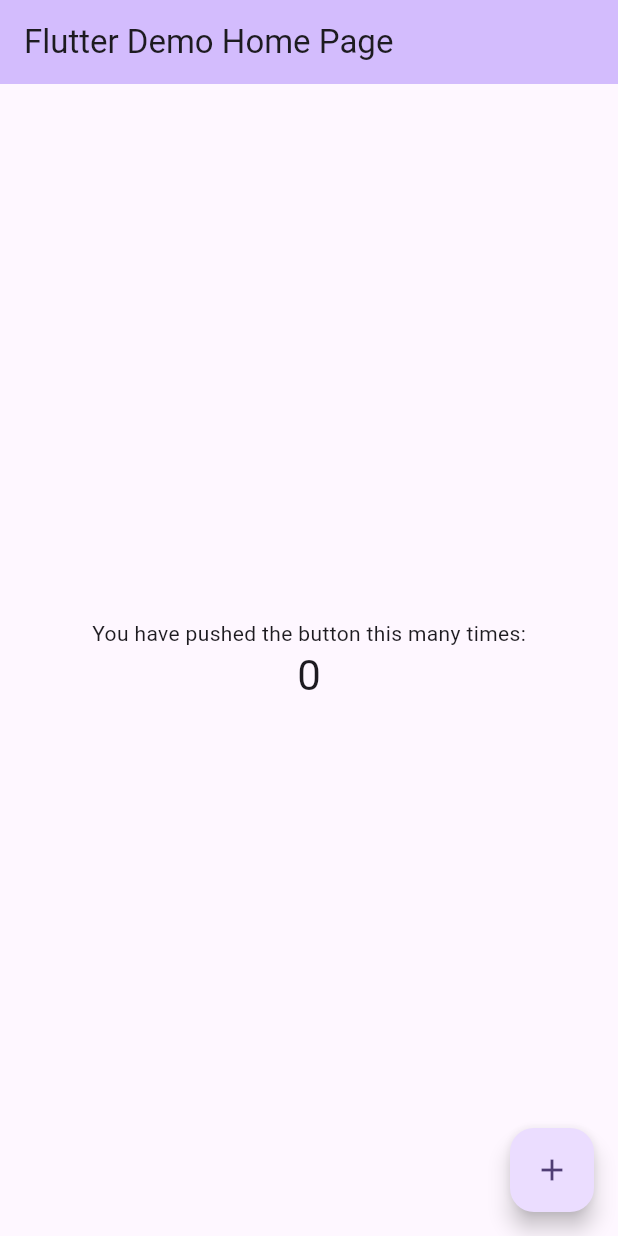
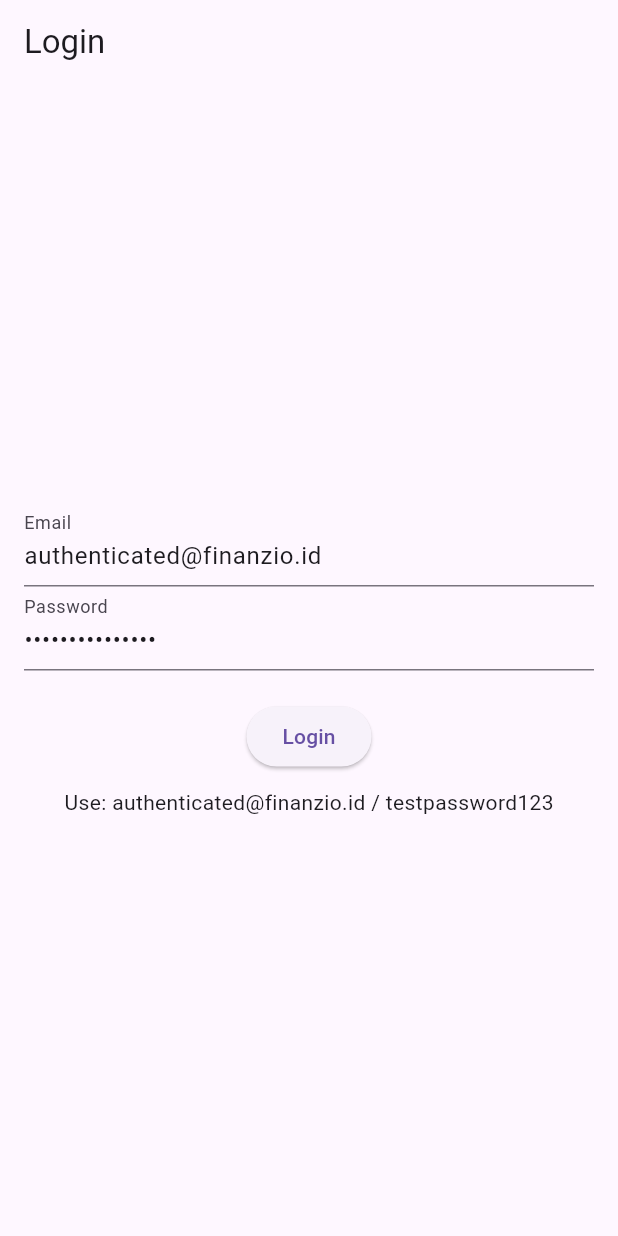
Before and after one commit to Rendy752/finanzio-frontend, a Flutter app: the screen it shows after launch, on a phone screen of 412 x 824 dp. Run offline on Flutter 3.47's test engine with Material 3 defaults, Android fonts, the light colour scheme and no system bars; our stand-ins replace dio, flutter_riverpod, freezed_annotation, shared_preferences.

Commit message:
feat: Implement authentication flow with Riverpod and Dio
- Added AuthNotifier and authProvider for managing authentication state.
- Created AuthRepository to handle login, logout, and token management using Dio.
- Integrated shared_preferences for storing JWT tokens.
- Developed TokenResponse model using Freezed for JSON serialization.
- Implemented login and logout screens with user input handling.
- Added HomeScreen to display after successful login.
- Updated pubspec.yaml and pubspec.lock for new dependencies.
- Registered SharedPreferencesPlugin in macOS Flutter project.

```diff
--- /dev/null
+++ b/lib/application/providers/auth_provider.dart
@@ -0,0 +1,52 @@
+import 'package:finanzio/data/repositories/auth_repository.dart';
+import 'package:flutter_riverpod/flutter_riverpod.dart';
+
+// Enum untuk status otentikasi
+enum AuthStatus { unknown, authenticated, unauthenticated }
+
+// State Notifier
+class AuthNotifier extends StateNotifier<AuthStatus> {
+  final AuthRepository _repository;
+
+  AuthNotifier(this._repository) : super(AuthStatus.unknown) {
+    _checkInitialAuth();
+  }
+
+  // Cek token saat aplikasi dimuat
+  Future<void> _checkInitialAuth() async {
+    final isAuthenticated = await _repository.isAuthenticated();
+    state = isAuthenticated
+        ? AuthStatus.authenticated
+        : AuthStatus.unauthenticated;
+  }
+
+  Future<void> login(String email, String password) async {
+    try {
+      await _repository.login(email, password);
+      state = AuthStatus.authenticated;
+    } catch (e) {
+      state = AuthStatus.unauthenticated;
+      rethrow;
+    }
+  }
+
+  Future<void> logout() async {
+    await _repository.logout();
+    state = AuthStatus.unauthenticated;
+  }
+}
+
+// State Provider
+final authProvider = StateNotifierProvider<AuthNotifier, AuthStatus>((ref) {
+  return AuthNotifier(ref.watch(authRepositoryProvider));
+});
+
+// Future Provider untuk cek status awal
+final authStatusProvider = FutureProvider<AuthStatus>((ref) async {
+  final isAuthenticated = await ref
+      .read(authRepositoryProvider)
+      .isAuthenticated();
+  return isAuthenticated
+      ? AuthStatus.authenticated
+      : AuthStatus.unauthenticated;
+});
--- a/lib/main.dart
+++ b/lib/main.dart
@@ -1,122 +1,45 @@
 import 'package:flutter/material.dart';
+import 'package:flutter_riverpod/flutter_riverpod.dart';
+import 'package:finanzio/application/providers/auth_provider.dart';
+import 'package:finanzio/presentation/screens/login_screen.dart';
+import 'package:finanzio/presentation/screens/home_screen.dart';
+import 'package:shared_preferences/shared_preferences.dart';
 
-void main() {
-  runApp(const MyApp());
+// Inisialisasi Riverpod's ProviderContainer di level root
+late SharedPreferences sharedPreferences;
+
+void main() async {
+  WidgetsFlutterBinding.ensureInitialized();
+  // Diperlukan untuk inisialisasi SharedPreferences
+  sharedPreferences = await SharedPreferences.getInstance();
+
+  runApp(
+    // ProviderScope diperlukan untuk menggunakan Riverpod
+    ProviderScope(child: Finanzio()),
+  );
 }
 
-class MyApp extends StatelessWidget {
-  const MyApp({super.key});
+class Finanzio extends ConsumerWidget {
+  @override
+  Widget build(BuildContext context, WidgetRef ref) {
+    final authStatus = ref.watch(authProvider);
 
-  // This widget is the root of your application.
-  @override
-  Widget build(BuildContext context) {
     return MaterialApp(
-      title: 'Flutter Demo',
-      theme: ThemeData(
-        // This is the theme of your application.
-        //
-        // TRY THIS: Try running your application with "flutter run". You'll see
-        // the application has a purple toolbar. Then, without quitting the app,
-        // try changing the seedColor in the colorScheme below to Colors.green
-        // and then invoke "hot reload" (save your changes or press the "hot
-        // reload" button in a Flutter-supported IDE, or press "r" if you used
-        // the command line to start the app).
-        //
-        // Notice that the counter didn't reset back to zero; the application
-        // state is not lost during the reload. To reset the state, use hot
-        // restart instead.
-        //
-        // This works for code too, not just values: Most code changes can be
-        // tested with just a hot reload.
-        colorScheme: ColorScheme.fromSeed(seedColor: Colors.deepPurple),
-      ),
-      home: const MyHomePage(title: 'Flutter Demo Home Page'),
+      title: 'Finanzio',
+      theme: ThemeData(primarySwatch: Colors.indigo),
+      home: _getHome(authStatus),
     );
   }
-}
 
-class MyHomePage extends StatefulWidget {
-  const MyHomePage({super.key, required this.title});
-
-  // This widget is the home page of your application. It is stateful, meaning
-  // that it has a State object (defined below) that contains fields that affect
-  // how it looks.
-
-  // This class is the configuration for the state. It holds the values (in this
-  // case the title) provided by the parent (in this case the App widget) and
-  // used by the build method of the State. Fields in a Widget subclass are
-  // always marked "final".
-
-  final String title;
-
-  @override
-  State<MyHomePage> createState() => _MyHomePageState();
-}
-
-class _MyHomePageState extends State<MyHomePage> {
-  int _counter = 0;
-
-  void _incrementCounter() {
-    setState(() {
-      // This call to setState tells the Flutter framework that something has
-      // changed in this State, which causes it to rerun the build method below
-      // so that the display can reflect the updated values. If we changed
-      // _counter without calling setState(), then the build method would not be
-      // called again, and so nothing would appear to happen.
-      _counter++;
-    });
-  }
-
-  @override
-  Widget build(BuildContext context) {
-    // This method is rerun every time setState is called, for instance as done
-    // by the _incrementCounter method above.
-    //
-    // The Flutter framework has been optimized to make rerunning build methods
-    // fast, so that you can just rebuild anything that needs updating rather
-    // than having to individually change instances of widgets.
-    return Scaffold(
-      appBar: AppBar(
-        // TRY THIS: Try changing the color here to a specific color (to
-        // Colors.amber, perhaps?) and trigger a hot reload to see the AppBar
-        // change color while the other colors stay the same.
-        backgroundColor: Theme.of(context).colorScheme.inversePrimary,
-        // Here we take the value from the MyHomePage object that was created by
-        // the App.build method, and use it to set our appbar title.
-        title: Text(widget.title),
-      ),
-      body: Center(
-        // Center is a layout widget. It takes a single child and positions it
-        // in the middle of the parent.
-        child: Column(
-          // Column is also a layout widget. It takes a list of children and
-          // arranges them vertically. By default, it sizes itself to fit its
-          // children horizontally, and tries to be as tall as its parent.
-          //
-          // Column has various properties to control how it sizes itself and
-          // how it positions its children. Here we use mainAxisAlignment to
-          // center the children vertically; the main axis here is the vertical
-          // axis because Columns are vertical (the cross axis would be
-          // horizontal).
-          //
-          // TRY THIS: Invoke "debug painting" (choose the "Toggle Debug Paint"
-          // action in the IDE, or press "p" in the console), to see the
-          // wireframe for each widget.
-          mainAxisAlignment: MainAxisAlignment.center,
-          children: <Widget>[
-            const Text('You have pushed the button this many times:'),
-            Text(
-              '$_counter',
-              style: Theme.of(context).textTheme.headlineMedium,
-            ),
-          ],
-        ),
-      ),
-      floatingActionButton: FloatingActionButton(
-        onPressed: _incrementCounter,
-        tooltip: 'Increment',
-        child: const Icon(Icons.add),
-      ), // This trailing comma makes auto-formatting nicer for build methods.
-    );
+  Widget _getHome(AuthStatus status) {
+    switch (status) {
+      case AuthStatus.authenticated:
+        return HomeScreen();
+      case AuthStatus.unauthenticated:
+        return LoginScreen();
+      case AuthStatus.unknown:
+      default:
+        return const Scaffold(body: Center(child: CircularProgressIndicator()));
+    }
   }
 }
--- /dev/null
+++ b/lib/presentation/screens/login_screen.dart
@@ -0,0 +1,55 @@
+import 'package:finanzio/application/providers/auth_provider.dart';
+import 'package:flutter/material.dart';
+import 'package:flutter_riverpod/flutter_riverpod.dart';
+
+class LoginScreen extends ConsumerWidget {
+  final _emailController = TextEditingController();
+  final _passwordController = TextEditingController();
+
+  @override
+  Widget build(BuildContext context, WidgetRef ref) {
+    // Gunakan email dan password mock untuk kemudahan testing
+    _emailController.text = 'authenticated@finanzio.id';
+    _passwordController.text = 'testpassword123';
+
+    return Scaffold(
+      appBar: AppBar(title: const Text('Login')),
+      body: Center(
+        child: Padding(
+          padding: const EdgeInsets.all(16.0),
+          child: Column(
+            mainAxisAlignment: MainAxisAlignment.center,
+            children: <Widget>[
+              TextField(
+                controller: _emailController,
+                decoration: const InputDecoration(labelText: 'Email'),
+              ),
+              TextField(
+                controller: _passwordController,
+                obscureText: true,
+                decoration: const InputDecoration(labelText: 'Password'),
+              ),
+              const SizedBox(height: 20),
+              ElevatedButton(
+                onPressed: () async {
+                  try {
+                    await ref
+                        .read(authProvider.notifier)
+                        .login(_emailController.text, _passwordController.text);
+                  } catch (e) {
+                    ScaffoldMessenger.of(
+                      context,
+                    ).showSnackBar(SnackBar(content: Text(e.toString())));
+                  }
+                },
+                child: const Text('Login'),
+              ),
+              const SizedBox(height: 10),
+              const Text('Use: authenticated@finanzio.id / testpassword123'),
+            ],
+          ),
+        ),
+      ),
+    );
+  }
+}
```
Also changed, not shown: lib/data/network/dio_client.dart (added, +52 -0 lines), lib/data/repositories/auth_repository.dart (added, +51 -0 lines), lib/domain/models/auth_model.dart (added, +15 -0 lines), lib/presentation/screens/home_screen.dart (added, +32 -0 lines), pubspec.yaml (+8 -0 lines), lib/domain/models/auth_model.freezed.dart (added), lib/domain/models/auth_model.g.dart (added), pubspec.lock, 1 other file.
